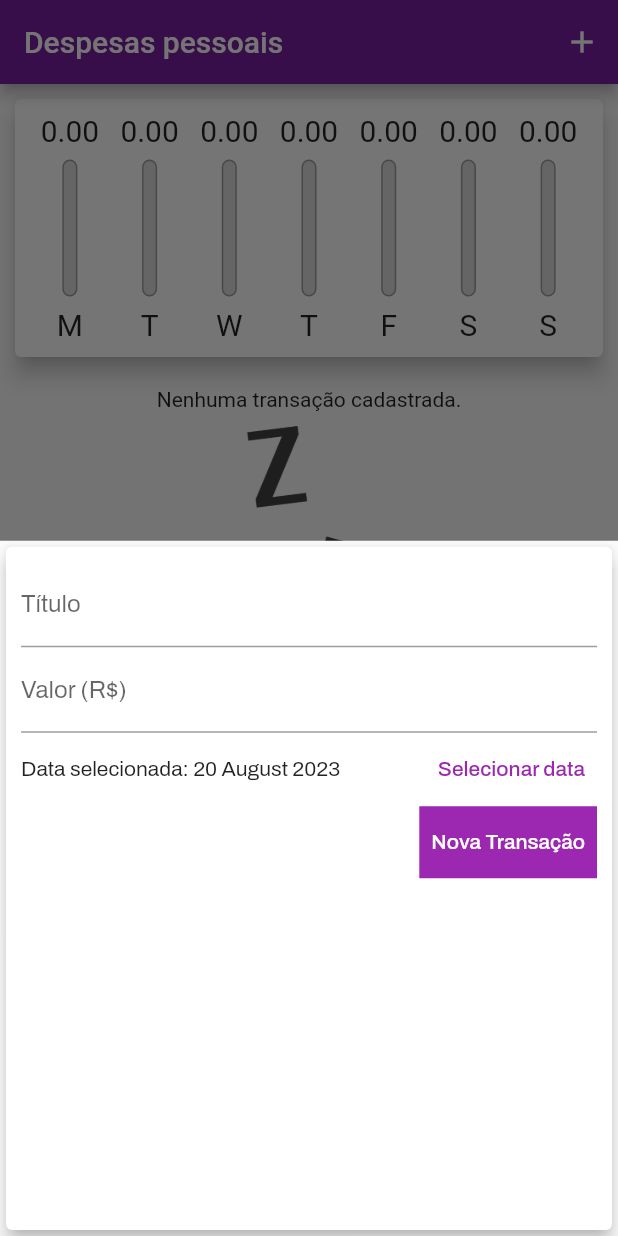
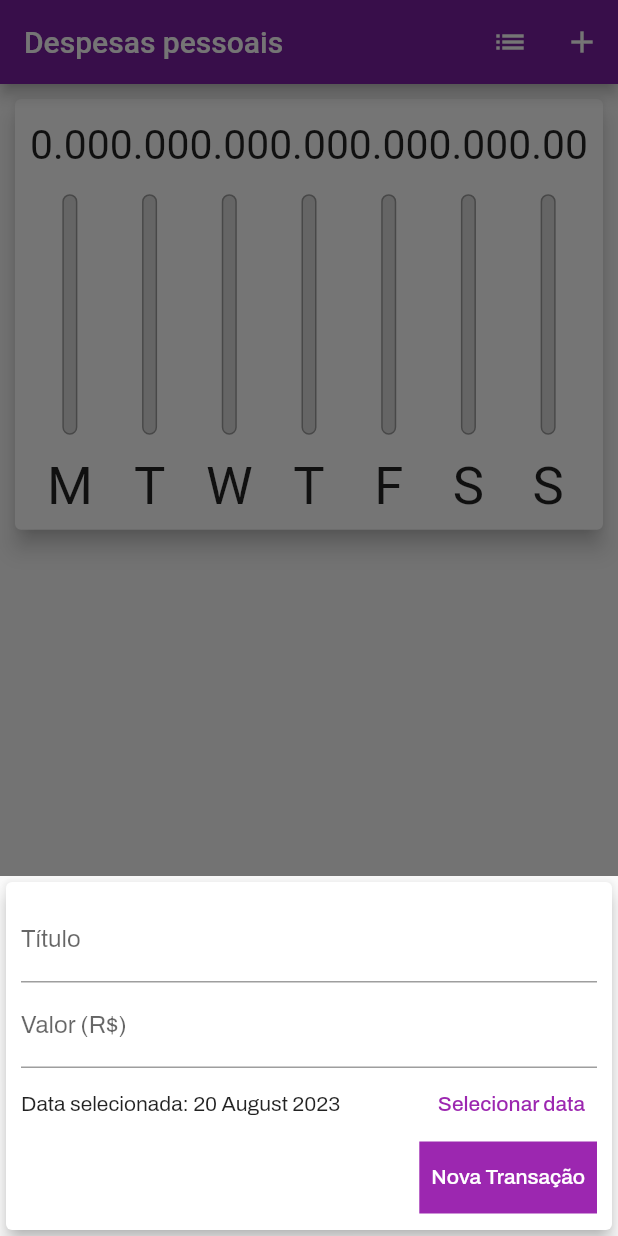
Before and after one commit to serafimmatheus/transaction-flutter, a Flutter app: the screen it shows after launch, after a tap on the "add" icon, on a phone screen of 412 x 824 dp. Run offline on Flutter 3.47's test engine with Material 2 defaults, Android fonts, the phone set to English and light mode, and no system bars.

Commit message:
app conclusion

```diff
--- /dev/null
+++ b/lib/components/Transaction_item.dart
@@ -0,0 +1,48 @@
+import 'package:despesas_pessoais/models/transactions.dart';
+import 'package:flutter/material.dart';
+import 'package:intl/intl.dart';
+
+class Transaction_item extends StatelessWidget {
+  final Transactions e;
+  final void Function(String p1) deleteTransaction;
+
+  const Transaction_item({
+    super.key,
+    required this.e,
+    required this.deleteTransaction,
+  });
+
+  @override
+  Widget build(BuildContext context) {
+    return Card(
+      elevation: 5,
+      margin: EdgeInsets.symmetric(
+        horizontal: 10,
+        vertical: 5,
+      ),
+      child: ListTile(
+        leading: CircleAvatar(
+          radius: 30,
+          backgroundColor: Colors.purple[800],
+          child: Padding(
+            padding: const EdgeInsets.all(8),
+            child: FittedBox(
+              child: Text(
+                "R\$ ${e.value}",
+                style:
+                    TextStyle(color: Colors.white, fontWeight: FontWeight.bold),
+              ),
+            ),
+          ),
+        ),
+        title: Text(e.title),
+        subtitle: Text(DateFormat("dd MMMM y").format(e.date)),
+        trailing: IconButton(
+          onPressed: () => deleteTransaction(e.id),
+          icon: Icon(Icons.delete),
+          color: Colors.red,
+        ),
+      ),
+    );
+  }
+}
--- /dev/null
+++ b/lib/components/adaptative_button.dart
@@ -0,0 +1,25 @@
+import 'dart:io';
+
+import 'package:flutter/cupertino.dart';
+import 'package:flutter/material.dart';
+
+class AdaptativeButton extends StatelessWidget {
+  final String label;
+  final Function() onPressed;
+  const AdaptativeButton(
+      {super.key, required this.label, required this.onPressed});
+
+  @override
+  Widget build(BuildContext context) {
+    return Platform.isIOS
+        ? CupertinoButton(child: Text(label), onPressed: onPressed)
+        : TextButton(
+            onPressed: onPressed,
+            child: Text(
+              label,
+              style: TextStyle(
+                color: Colors.white,
+              ),
+            ));
+  }
+}
--- /dev/null
+++ b/lib/components/adaptative_date_picker.dart
@@ -0,0 +1,61 @@
+import 'package:flutter/material.dart';
+import 'package:flutter/cupertino.dart';
+import 'dart:io';
+
+import 'package:intl/intl.dart';
+
+class AdaptativeDatePicker extends StatelessWidget {
+  final DateTime? selectedDate;
+  final Function(DateTime) onDateChange;
+  final String label;
+
+  const AdaptativeDatePicker({
+    super.key,
+    required this.label,
+    required this.selectedDate,
+    required this.onDateChange,
+  });
+
+  @override
+  Widget build(BuildContext context) {
+    _showDatePicker(BuildContext context) {
+      showDatePicker(
+        context: context,
+        initialDate: DateTime.now(),
+        firstDate: DateTime(2023),
+        lastDate: DateTime.now(),
+      ).then((pickedDate) {
+        if (pickedDate == null) {
+          return;
+        }
+
+        onDateChange(pickedDate);
+      });
+    }
+
+    return Platform.isIOS
+        ? Container(
+            height: 180,
+            child: CupertinoDatePicker(
+              mode: CupertinoDatePickerMode.date,
+              initialDateTime: DateTime.now(),
+              minimumDate: DateTime(2023),
+              maximumDate: DateTime.now(),
+              onDateTimeChanged: onDateChange,
+            ),
+          )
+        : Row(
+            children: [
+              Expanded(
+                child: Text(selectedDate != null
+                    ? "Data selecionada: ${DateFormat("dd MMMM y").format((selectedDate as DateTime))}"
+                    : "Nenhuma data selecionada"),
+              ),
+              TextButton(
+                onPressed: () => _showDatePicker(context),
+                child: Text(label),
+              )
+            ],
+          );
+  }
+}
--- /dev/null
+++ b/lib/components/adaptative_input.dart
@@ -0,0 +1,46 @@
+import 'package:flutter/cupertino.dart';
+import 'package:flutter/material.dart';
+import 'dart:io';
+
+class AdaptativeInput extends StatelessWidget {
+  final String label;
+  final Function() onSubmit;
+  final TextInputType typeKeyBoard;
+  final TextEditingController controllerInput;
+
+  const AdaptativeInput({
+    super.key,
+    required this.label,
+    required this.onSubmit,
+    required this.typeKeyBoard,
+    required this.controllerInput,
+  });
+
+  @override
+  Widget build(BuildContext context) {
+    return Platform.isIOS
+        ? Padding(
+            padding: const EdgeInsets.only(
+              bottom: 10,
+            ),
+            child: CupertinoTextField(
+              controller: controllerInput,
+              onSubmitted: (_) => onSubmit(),
+              keyboardType: typeKeyBoard,
+              placeholder: label,
+              padding: EdgeInsets.symmetric(
+                horizontal: 6,
+                vertical: 12,
+              ),
+            ),
+          )
+        : TextField(
+            controller: controllerInput,
+            onSubmitted: (_) => onSubmit(),
+            keyboardType: typeKeyBoard,
+            decoration: InputDecoration(
+              labelText: label,
+            ),
+          );
+  }
+}
--- a/lib/components/transaction_form.dart
+++ b/lib/components/transaction_form.dart
@@ -1,65 +1,6 @@
-// import 'package:flutter/material.dart';
-
-// class TransactionForm extends StatefulWidget {
-//   final void Function(String, double) addTransaction;
-
-//   const TransactionForm(this.addTransaction, {Key? key}) : super(key: key);
-
-//   @override
-//   State<TransactionForm> createState() => _TransactionFormState();
-// }
-
-// class _TransactionFormState extends State<TransactionForm> {
-//   final titleController = TextEditingController();
-//   final valueController = TextEditingController();
-
-//   _onSubmitForm() {
-//     final title = titleController.text;
-//     final value = double.tryParse(valueController.text) ?? 0;
-
-//     if (title.isEmpty || value <= 0) {
-//       return;
-//     }
-
-//     widget.addTransaction(title, value);
-//   }
-
-//   @override
-//   Widget build(BuildContext context) {
-//     return Card(
-//       child: Padding(
-//         padding: const EdgeInsets.all(15),
-//         child: Column(
-//           children: [
-//             TextField(
-//               controller: titleController,
-//               onSubmitted: (_) => _onSubmitForm(),
-//               decoration: InputDecoration(
-//                 labelText: "Título",
-//               ),
-//             ),
-//             TextField(
-//               controller: valueController,
-//               onSubmitted: (_) => _onSubmitForm(),
-//               decoration: InputDecoration(labelText: "Valor (R\$)"),
-//               keyboardType: TextInputType.numberWithOptions(decimal: true),
-//             ),
-//             Row(
-//               crossAxisAlignment: CrossAxisAlignment.start,
-//               children: [
-//                 ElevatedButton(
-//                   onPressed: _onSubmitForm,
-//                   child: Text('Nova transação'),
-//                 ),
-//               ],
-//             )
-//           ],
-//         ),
-//       ),
-//     );
-//   }
-// }
-
+import 'package:despesas_pessoais/components/adaptative_button.dart';
+import 'package:despesas_pessoais/components/adaptative_date_picker.dart';
+import 'package:despesas_pessoais/components/adaptative_input.dart';
 import 'package:flutter/material.dart';
 import 'package:intl/intl.dart';
 
@@ -88,81 +29,55 @@ class _TransactionFormState extends State<TransactionForm> {
     widget.onSubmit(title, value, _selectedDate as DateTime);
   }
 
-  _showDatePicker() {
-    showDatePicker(
-      context: context,
-      initialDate: DateTime.now(),
-      firstDate: DateTime(2023),
-      lastDate: DateTime.now(),
-    ).then((pickedDate) {
-      if (pickedDate == null) {
-        return;
-      }
-
-      setState(() {
-        _selectedDate = pickedDate;
-      });
-    });
-  }
-
   @override
   Widget build(BuildContext context) {
-    return Card(
+    final mediaQuery = MediaQuery.of(context);
+    return SingleChildScrollView(
+      child: Card(
         elevation: 5,
         child: Padding(
-        padding: const EdgeInsets.all(10),
+          padding: EdgeInsets.only(
+              top: 10,
+              left: 10,
+              right: 10,
+              bottom: 10 + mediaQuery.viewInsets.bottom),
           child: Column(
             children: [
-            TextField(
-              controller: titleController,
-              onSubmitted: (_) => _submitForm(),
-              decoration: const InputDecoration(
-                labelText: 'Título',
+              AdaptativeInput(
+                controllerInput: titleController,
+                onSubmit: _submitForm,
+                label: 'Título',
+                typeKeyBoard: TextInputType.text,
               ),
+              AdaptativeInput(
+                label: "Valor (R\$)",
+                controllerInput: valueController,
+                onSubmit: _submitForm,
+                typeKeyBoard: TextInputType.numberWithOptions(decimal: true),
               ),
-            TextField(
-              controller: valueController,
-              keyboardType:
-                  const TextInputType.numberWithOptions(decimal: true),
-              onSubmitted: (_) => _submitForm(),
-              decoration: const InputDecoration(
-                labelText: 'Valor (R\$)',
-              ),
-            ),
-            Row(
-              children: [
-                Expanded(
-                  child: Text(_selectedDate != null
-                      ? "Data selecionada: ${DateFormat("dd MMMM y").format((_selectedDate as DateTime))}"
-                      : "Nenhuma data selecionada"),
-                ),
-                TextButton(
-                  onPressed: _showDatePicker,
-                  child: Text("Selecionar data"),
-                )
-              ],
-            ),
+              AdaptativeDatePicker(
+                  label: "Selecionar data",
+                  selectedDate: _selectedDate,
+                  onDateChange: (newDate) {
+                    setState(() {
+                      _selectedDate = newDate;
+                    });
+                  }),
               Row(
                 mainAxisAlignment: MainAxisAlignment.end,
                 children: <Widget>[
                   Container(
                     margin: EdgeInsets.symmetric(vertical: 1),
                     color: Colors.purple,
-                  child: TextButton(
-                    child: const Text(
-                      'Nova Transação',
-                      style: TextStyle(
-                        color: Colors.white,
-                      ),
-                    ),
-                    onPressed: _submitForm,
-                  ),
+                    child: AdaptativeButton(
+                        label: "Nova Transação", onPressed: _submitForm),
                   )
                 ],
               ),
             ],
           ),
         ),
+      ),
     );
   }
 }
--- a/lib/components/transaction_list.dart
+++ b/lib/components/transaction_list.dart
@@ -1,6 +1,6 @@
+import 'package:despesas_pessoais/components/Transaction_item.dart';
 import 'package:despesas_pessoais/models/transactions.dart';
 import 'package:flutter/material.dart';
-import 'package:intl/intl.dart';
 
 class TransactionList extends StatelessWidget {
   final List<Transactions> transactions;
@@ -11,54 +11,30 @@ class TransactionList extends StatelessWidget {
   @override
   Widget build(BuildContext context) {
     return transactions.isEmpty
-        ? Center(
+        ? LayoutBuilder(
+            builder: (ctx, constraints) {
+              return Center(
                 child: Column(
                   children: [
-                SizedBox(height: 10),
+                    SizedBox(height: constraints.maxHeight * 0.05),
                     Text("Nenhuma transação cadastrada."),
-                SizedBox(height: 10),
+                    SizedBox(height: constraints.maxHeight * 0.05),
                     Container(
-                  height: 200,
+                      height: constraints.maxHeight * 0.70,
                       child: Image.asset("assets/images/waiting.png",
                           fit: BoxFit.cover),
                     ),
                   ],
                 ),
+              );
+            },
           )
         : ListView.builder(
             itemCount: transactions.length,
             itemBuilder: (ctx, index) {
               final e = transactions[index];
-              return Card(
-                elevation: 5,
-                margin: EdgeInsets.symmetric(
-                  horizontal: 10,
-                  vertical: 5,
-                ),
-                child: ListTile(
-                  leading: CircleAvatar(
-                    radius: 30,
-                    backgroundColor: Colors.purple[800],
-                    child: Padding(
-                      padding: const EdgeInsets.all(8),
-                      child: FittedBox(
-                        child: Text(
-                          "R\$ ${e.value}",
-                          style: TextStyle(
-                              color: Colors.white, fontWeight: FontWeight.bold),
-                        ),
-                      ),
-                    ),
-                  ),
-                  title: Text(e.title),
-                  subtitle: Text(DateFormat("dd MMMM y").format(e.date)),
-                  trailing: IconButton(
-                    onPressed: () => deleteTransaction(e.id),
-                    icon: Icon(Icons.delete),
-                    color: Colors.red,
-                  ),
-                ),
-              );
+              return Transaction_item(
+                  e: e, deleteTransaction: deleteTransaction);
             },
           );
   }
--- a/lib/main.dart
+++ b/lib/main.dart
@@ -1,8 +1,10 @@
 import 'dart:math';
+import 'dart:io';
 import 'package:despesas_pessoais/components/chart.dart';
 import 'package:despesas_pessoais/components/transaction_form.dart';
 import 'package:despesas_pessoais/components/transaction_list.dart';
 import 'package:despesas_pessoais/models/transactions.dart';
+import 'package:flutter/cupertino.dart';
 import 'package:flutter/material.dart';
 
 void main() {
@@ -32,6 +34,7 @@ class MyHomePage extends StatefulWidget {
 
 class _MyHomePageState extends State<MyHomePage> {
   final List<Transactions> _transactions = [];
+  bool _showButton = false;
 
   _addTransaction(String title, double value, DateTime data) {
     final newTransaction = Transactions(
@@ -71,149 +74,119 @@ class _MyHomePageState extends State<MyHomePage> {
     }).toList();
   }
 
+  Widget _getIconButton(IconData icon, Function() fn) {
+    return Platform.isIOS
+        ? GestureDetector(onTap: fn, child: Icon(icon))
+        : IconButton(
+            onPressed: fn,
+            icon: Icon(icon),
+          );
+  }
+
   @override
   Widget build(BuildContext context) {
-    final appBar = AppBar(
+    final mediaQuery = MediaQuery.of(context);
+    final iconList = Platform.isIOS ? CupertinoIcons.news : Icons.list;
+    final iconChart =
+        Platform.isIOS ? CupertinoIcons.chart_bar : Icons.pie_chart;
+    final actions = <Widget>[
+      _getIconButton(
+        !_showButton ? iconList : iconChart,
+        () {
+          setState(() {
+            _showButton = !_showButton;
+          });
+        },
+      ),
+      _getIconButton(
+        Platform.isIOS ? CupertinoIcons.add : Icons.add,
+        () => _openTransactionFormModal(context),
+      ),
+    ];
+
+    final PreferredSizeWidget? appBar = Platform.isIOS
+        ? CupertinoNavigationBar(
+            middle: Text('Despesas Pessoais'),
+            trailing: Row(
+              mainAxisSize: MainAxisSize.min,
+              children: actions,
+            ),
+          ) as PreferredSizeWidget
+        : AppBar(
             title: Text("Despesas pessoais"),
             backgroundColor: Theme.of(context).primaryColorDark,
-      actions: [
-        IconButton(
-          onPressed: () => _openTransactionFormModal(context),
-          icon: Icon(Icons.add),
-        )
-      ],
-    );
+            actions: actions,
+          ) as PreferredSizeWidget;
 
-    final finalHeight = MediaQuery.of(context).size.height -
-        appBar.preferredSize.height -
-        MediaQuery.of(context).padding.top;
+    final finalHeight = mediaQuery.size.height -
+        (appBar?.preferredSize.height ?? 0) -
+        mediaQuery.padding.top;
 
-    return MaterialApp(
-      home: Scaffold(
-        appBar: appBar,
-        body: SingleChildScrollView(
+    final bodyPage = SafeArea(
+      child: SingleChildScrollView(
         child: Column(
           crossAxisAlignment: CrossAxisAlignment.stretch,
           children: <Widget>[
-              Container(
-                height: finalHeight * 0.25,
+            !_showButton
+                ? Container(
+                    height:
+                        _showButton ? finalHeight * 0.90 : finalHeight * 0.4,
                     child: Chart(
                       transactions: _recentsTransaction,
                     ),
-              ),
-              Column(children: [
+                  )
+                : Column(children: [
                     Container(
-                  height: finalHeight * 0.70,
+                      height:
+                          _showButton ? finalHeight * 0.90 : finalHeight * 0.90,
                       child: TransactionList(_transactions, _deleteTransaction),
                     ),
                   ]),
           ],
         ),
       ),
-        floatingActionButton: FloatingActionButton(
+    );
+
+    return MaterialApp(
+      home: Platform.isIOS
+          ? CupertinoPageScaffold(
+              navigationBar: CupertinoNavigationBar(
+                middle: Text('Despesas Pessoais'),
+                trailing: Row(
+                  mainAxisSize: MainAxisSize.min,
+                  children: actions,
+                ),
+              ),
+              child: bodyPage,
+            )
+          : Scaffold(
+              appBar: appBar,
+              body: bodyPage,
+              floatingActionButton: Platform.isIOS
+                  ? Container()
+                  : FloatingActionButton(
                       onPressed: () => _openTransactionFormModal(context),
                       child: Icon(Icons.add),
                     ),
-        floatingActionButtonLocation: FloatingActionButtonLocation.centerFloat,
+              floatingActionButtonLocation:
+                  FloatingActionButtonLocation.centerFloat,
             ),
     );
   }
 }
 
-// import 'package:despesas_pessoais/models/transactions.dart';
-// import 'package:flutter/material.dart';
-// import 'dart:math';
-
-// import 'components/transaction_form.dart';
-// import 'components/transaction_list.dart';
-
-// main() => runApp(const ExpensesApp());
-
-// class ExpensesApp extends StatelessWidget {
-//   const ExpensesApp({Key? key}) : super(key: key);
-//   @override
-//   Widget build(BuildContext context) {
-//     return const MaterialApp(home: MyHomePage());
-//   }
-// }
-
-// class MyHomePage extends StatefulWidget {
-//   const MyHomePage({Key? key}) : super(key: key);
-
-//   @override
-//   State<MyHomePage> createState() => _MyHomePageState();
-// }
-
-// class _MyHomePageState extends State<MyHomePage> {
-//   final _transactions = [
-//     Transactions(
-//       id: 't1',
-//       title: 'Novo Tênis de Corrida',
-//       value: 310.76,
-//       date: DateTime.now(),
+// Row(
+//   mainAxisAlignment: MainAxisAlignment.center,
+//   children: [
+//     Text("Mostrar lista"),
+//     Switch.adaptive(
+//       activeColor: Colors.deepPurple,
+//       value: _showButton,
+//       onChanged: (value) {
+//         setState(() {
+//           _showButton = value;
+//         });
+//       },
 //     ),
-//     Transactions(
-//       id: 't2',
-//       title: 'Conta de Luz',
-//       value: 211.30,
-//       date: DateTime.now(),
-//     ),
-//   ];
-
-//   _addTransaction(String title, double value) {
-//     final newTransaction = Transactions(
-//       id: Random().nextDouble().toString(),
-//       title: title,
-//       value: value,
-//       date: DateTime.now(),
-//     );
-
-//     setState(() {
-//       _transactions.add(newTransaction);
-//     });
-//   }
-
-//   _openTransactionFormModal(BuildContext context) {
-//     showModalBottomSheet(
-//       context: context,
-//       builder: (_) {
-//         return TransactionForm(_addTransaction);
-//       },
-//     );
-//   }
-
-//   @override
-//   Widget build(BuildContext context) {
-//     return Scaffold(
-//       appBar: AppBar(
-//         title: const Text('Despesas Pessoais'),
-//         actions: [
-//           IconButton(
-//             icon: const Icon(Icons.add),
-//             onPressed: () => _openTransactionFormModal(context),
-//           ),
-//         ],
-//       ),
-//       body: SingleChildScrollView(
-//         child: Column(
-//           crossAxisAlignment: CrossAxisAlignment.stretch,
-//           children: [
-//             const SizedBox(
-//               child: Card(
-//                 color: Colors.blue,
-//                 child: Text('Gráfico'),
-//                 elevation: 5,
-//               ),
-//             ),
-//             TransactionList(_transactions),
-//           ],
-//         ),
-//       ),
-//       floatingActionButton: FloatingActionButton(
-//         child: const Icon(Icons.add),
-//         onPressed: () => _openTransactionFormModal(context),
-//       ),
-//       floatingActionButtonLocation: FloatingActionButtonLocation.centerFloat,
-//     );
-//   }
-// }
+//   ],
+// ),
```
Lines whose indentation alone changed are shown as unchanged.
